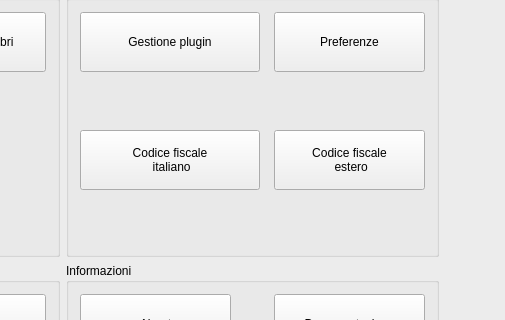
kratos83/LyLibrary, file lylibrary/ui/mainwindow.ui: the form before one commit; both pictures show x 338 to 843 and y 83 to 403 of the 1068 by 768 pixel window.
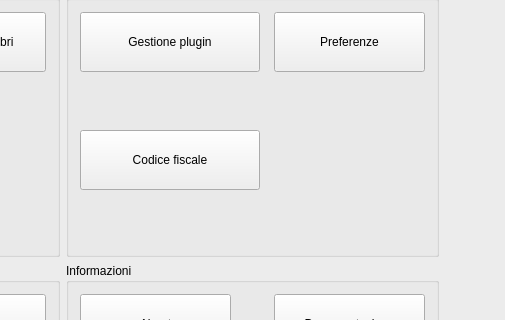
The form after the commit. Icons and pictures are not drawn.

Patch:
```diff
--- a/lylibrary/ui/mainwindow.ui
+++ b/lylibrary/ui/mainwindow.ui
@@ -95,8 +95,7 @@
              </size>
             </property>
             <property name="text">
-             <string>Codice fiscale
- italiano</string>
+             <string>Codice fiscale</string>
             </property>
             <property name="icon">
              <iconset resource="../biblio.qrc">
@@ -224,48 +223,6 @@
             </property>
            </widget>
           </item>
-          <item row="1" column="3">
-           <widget class="QPushButton" name="cod_fiscale_estero">
-            <property name="minimumSize">
-             <size>
-              <width>151</width>
-              <height>60</height>
-             </size>
-            </property>
-            <property name="maximumSize">
-             <size>
-              <width>151</width>
-              <height>60</height>
-             </size>
-            </property>
-            <property name="sizeIncrement">
-             <size>
-              <width>151</width>
-              <height>60</height>
-             </size>
-            </property>
-            <property name="baseSize">
-             <size>
-              <width>151</width>
-              <height>60</height>
-             </size>
-            </property>
-            <property name="text">
-             <string>Codice fiscale
- estero</string>
-            </property>
-            <property name="icon">
-             <iconset resource="../biblio.qrc">
-              <normaloff>:/images/codicefisc.png</normaloff>:/images/codicefisc.png</iconset>
-            </property>
-            <property name="iconSize">
-             <size>
-              <width>32</width>
-              <height>32</height>
-             </size>
-            </property>
-           </widget>
-          </item>
          </layout>
         </widget>
        </item>
```
Left out of the diff: 34 changed lines with no effect on the pictures.
